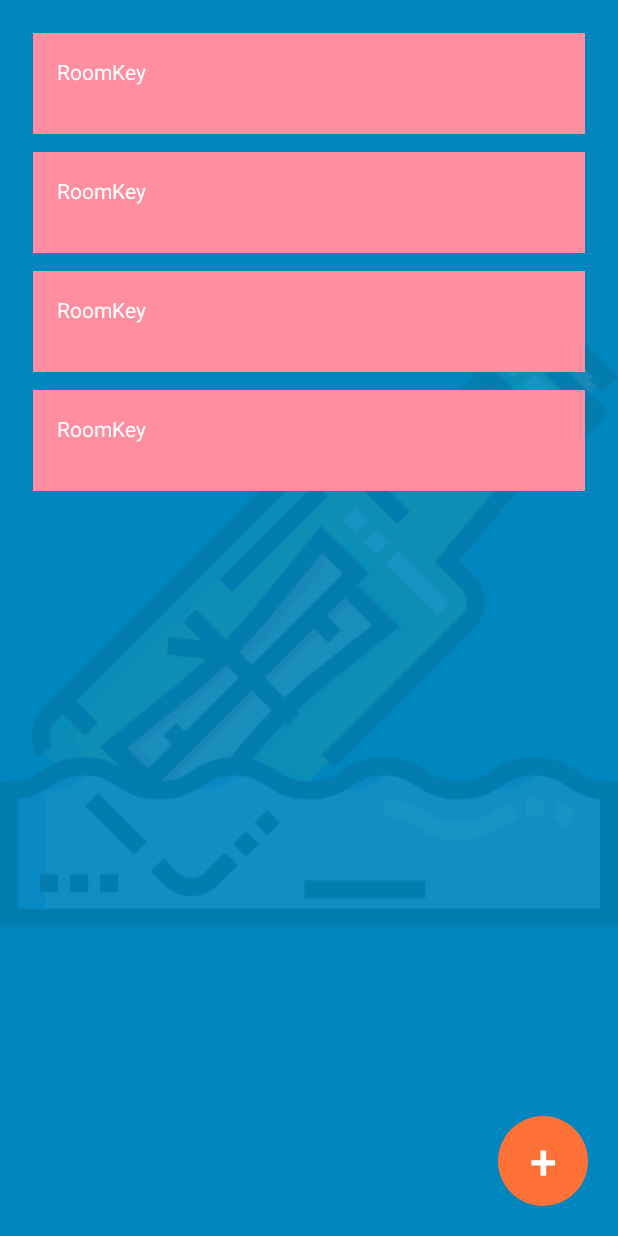
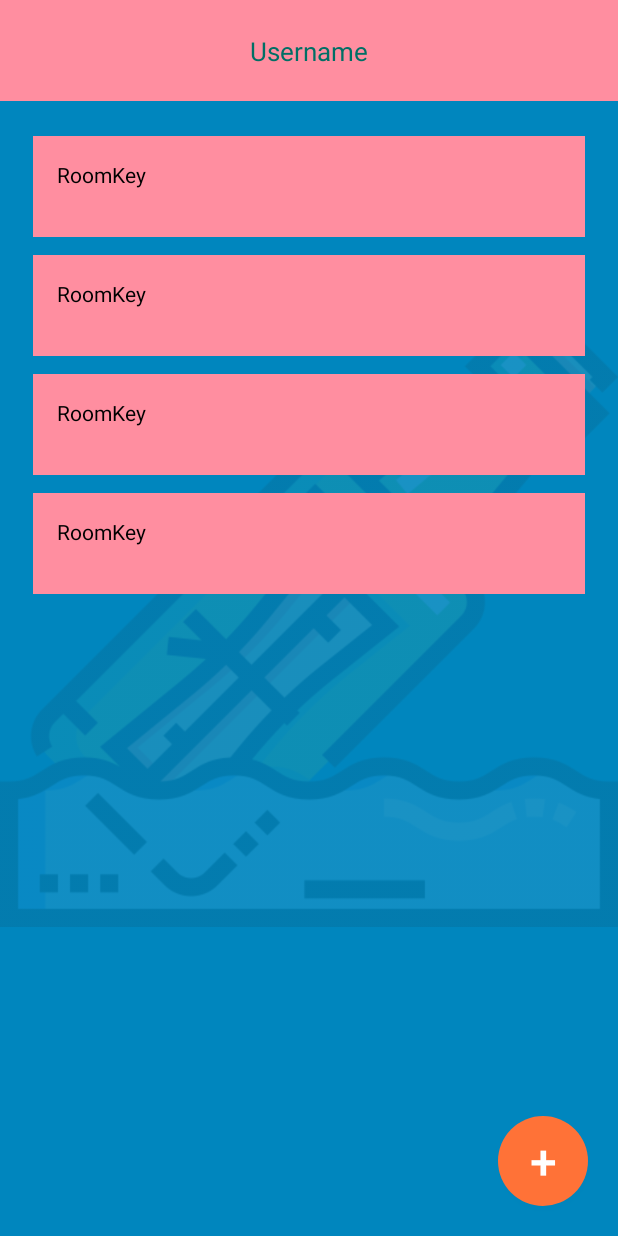
Before and after one commit to Sepehr1812/HodHod, an Android app: the layout fragment_room_list.xml on its own in the app's theme, with its tools: preview values and no code run, on a phone screen of 412 x 824 dp. Run offline under Robolectric (Android 15) with nearby library versions, the phone set to English and light mode, and no system bars.

Commit message:
some improvements.

```diff
--- a/app/src/main/java/ir/hodhod/hodhod/views/activities/SplashActivity.kt
+++ b/app/src/main/java/ir/hodhod/hodhod/views/activities/SplashActivity.kt
@@ -7,7 +7,9 @@
 import android.os.Looper
 import androidx.appcompat.app.AppCompatActivity
 import ir.hodhod.hodhod.R
+import kotlinx.coroutines.ExperimentalCoroutinesApi
 
+@ExperimentalCoroutinesApi
 @SuppressLint("CustomSplashScreen")
 class SplashActivity : AppCompatActivity() {
 
--- a/app/src/main/java/ir/hodhod/hodhod/views/adapters/RoomAdapter.kt
+++ b/app/src/main/java/ir/hodhod/hodhod/views/adapters/RoomAdapter.kt
@@ -9,7 +9,8 @@
 import ir.hodhod.hodhod.models.RoomModel
 
 class RoomAdapter(
-    private val dataset: List<RoomModel>
+    private val dataset: List<RoomModel>,
+    private val listener: ItemClickListener
 ) : RecyclerView.Adapter<RoomAdapter.ItemViewHolder>() {
 
     // Provide a reference to the views for each data item
@@ -37,6 +38,7 @@
     override fun onBindViewHolder(holder: ItemViewHolder, position: Int) {
         val item = dataset[position]
         holder.textView.text = item.key
+        holder.itemView.setOnClickListener { listener.onItemClickListener(item.key) }
     }
 
     /**
@@ -44,7 +46,7 @@
      */
     override fun getItemCount() = dataset.size
 
-    interface ItemClickLister {
+    interface ItemClickListener {
         fun onItemClickListener(key: String)
     }
 }
--- a/app/src/main/res/layout/fragment_room_list.xml
+++ b/app/src/main/res/layout/fragment_room_list.xml
@@ -6,27 +6,51 @@
     android:layout_height="match_parent"
     android:background="#0086BE">
 
+    <androidx.constraintlayout.widget.Group
+        android:layout_width="match_parent"
+        android:layout_height="0dp"
+        android:background="#FF8EA0"
+        app:layout_constraintBottom_toTopOf="@id/roomTopLineView"
+        app:layout_constraintTop_toTopOf="parent" />
+
+    <TextView
+        android:id="@+id/usernameTextView"
+        style="@style/TextAppearance.AppCompat.Title"
+        android:layout_width="wrap_content"
+        android:layout_height="wrap_content"
+        android:layout_marginTop="20dp"
+        android:textColor="#006F65"
+        app:layout_constraintEnd_toEndOf="parent"
+        app:layout_constraintStart_toStartOf="parent"
+        app:layout_constraintTop_toTopOf="parent"
+        tools:text="Username" />
+
+    <View
+        android:id="@+id/roomTopLineView"
+        android:layout_width="match_parent"
+        android:layout_height="1dp"
+        android:layout_marginTop="16dp"
+        app:layout_constraintTop_toBottomOf="@id/usernameTextView" />
+
+
     <ImageView
         android:id="@+id/imageViewLogo"
         android:layout_width="match_parent"
         android:layout_height="match_parent"
+        android:alpha="0.1"
         android:src="@drawable/bottle"
-
-        android:alpha="0.1"/>
+        tools:ignore="ContentDescription" />
 
     <androidx.recyclerview.widget.RecyclerView
         android:id="@+id/roomListRV"
         android:layout_width="match_parent"
-        android:layout_height="match_parent"
+        android:layout_height="0dp"
         android:layout_margin="16dp"
+        android:background="@android:color/transparent"
+        app:layout_constraintBottom_toBottomOf="parent"
+        app:layout_constraintTop_toBottomOf="@id/roomTopLineView"
         tools:itemCount="4"
-        tools:listitem="@layout/item_room"
-        android:background="@android:color/transparent"
-
-
-        />
-
-
+        tools:listitem="@layout/item_room" />
 
     <androidx.appcompat.widget.AppCompatButton
         android:id="@+id/btnAddRoom"
--- a/app/src/main/res/layout/item_room.xml
+++ b/app/src/main/res/layout/item_room.xml
@@ -5,8 +5,7 @@
     android:layout_width="match_parent"
     android:layout_height="wrap_content"
     android:layout_margin="6dp"
-    android:background="#FF8EA0"
-    >
+    android:background="#FF8EA0">
 
     <TextView
         android:id="@+id/textViewItemRoom"
@@ -15,7 +14,7 @@
         android:layout_marginVertical="16dp"
         android:layout_marginStart="16dp"
         android:paddingBottom="16dp"
-        android:textColor="@color/white"
+        android:textColor="@color/black"
         app:layout_constraintBottom_toBottomOf="parent"
         app:layout_constraintStart_toStartOf="parent"
         app:layout_constraintTop_toTopOf="parent"
```
Also changed, not shown: app/src/main/java/ir/hodhod/hodhod/di/AppModule.kt (+5 -2 lines), app/src/main/java/ir/hodhod/hodhod/views/fragments/ChatFragment.kt (+18 -10 lines), app/src/main/java/ir/hodhod/hodhod/views/fragments/RoomListFragment.kt (+17 -12 lines), app/src/main/res/layout/activity_splash.xml (+12 -12 lines), app/src/main/res/layout/fragment_chat.xml (+8 -16 lines), app/src/main/res/layout/message_item.xml (+5 -4 lines).
